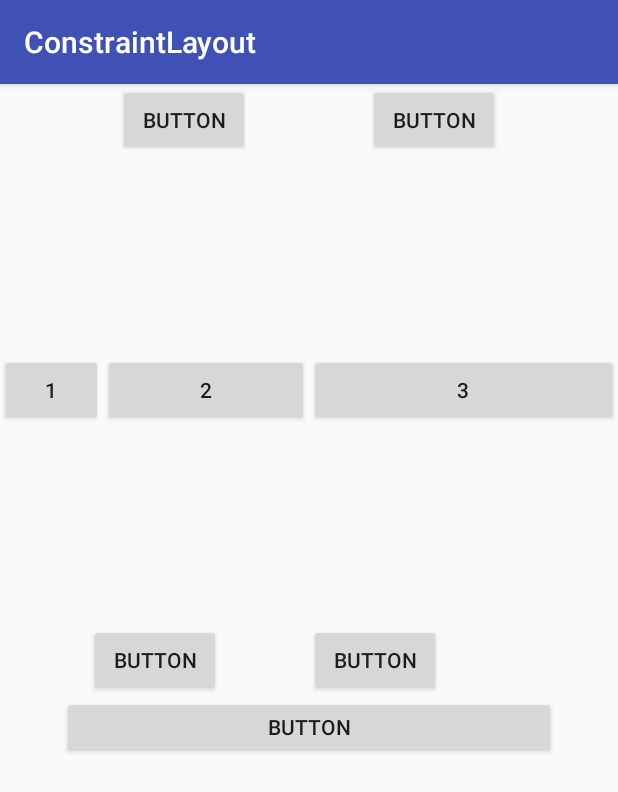
After one commit to wx9265661/SmallDemos2, an Android app: the ConstraintLayoutDemoActivity screen opened directly, with no data from a screen before it, on a phone screen of 412 x 824 dp. The commit adds this screen. Shown: the top 792 px of the screen. Run offline under Robolectric (Android 15) with nearby library versions, the phone set to English and light mode, and no system bars.

Commit message:
ConstraintLayout Demo

```diff
--- a/app/build.gradle
+++ b/app/build.gradle
@@ -25,4 +25,6 @@ dependencies {
     testImplementation 'junit:junit:4.12'
     androidTestImplementation 'com.android.support.test:runner:1.0.2'
     androidTestImplementation 'com.android.support.test.espresso:espresso-core:3.0.2'
+    implementation 'com.android.support:gridlayout-v7:27.1.1'
+    implementation 'com.android.support:recyclerview-v7:27.1.1'
 }
--- a/app/src/main/AndroidManifest.xml
+++ b/app/src/main/AndroidManifest.xml
@@ -17,9 +17,14 @@
             </intent-filter>
         </activity>
         <activity
-            android:name=".FxActivity"
+            android:name=".demos.FxActivity"
             android:exported="false"
             android:label="函数图像" />
+
+        <activity
+            android:name=".demos.ConstraintLayoutDemoActivity"
+            android:exported="false"
+            android:label="ConstraintLayout" />
     </application>
 
 </manifest>
--- a/app/src/main/java/com/zhanghaochen/smalldemos/MainActivity.java
+++ b/app/src/main/java/com/zhanghaochen/smalldemos/MainActivity.java
@@ -5,7 +5,10 @@ import android.support.v7.app.AppCompatActivity;
 import android.os.Bundle;
 import android.view.View;
 
-public class MainActivity extends AppCompatActivity {
+import com.zhanghaochen.smalldemos.demos.ConstraintLayoutDemoActivity;
+import com.zhanghaochen.smalldemos.demos.FxActivity;
+
+public class MainActivity extends AppCompatActivity implements View.OnClickListener {
 
     @Override
     protected void onCreate(Bundle savedInstanceState) {
@@ -17,11 +20,21 @@ public class MainActivity extends AppCompatActivity {
 
     private void initViews() {
         // test01 函数图像
-        findViewById(R.id.demo01).setOnClickListener(new View.OnClickListener() {
-            @Override
-            public void onClick(View v) {
+        findViewById(R.id.demo01).setOnClickListener(this);
+        findViewById(R.id.demo02).setOnClickListener(this);
+    }
+
+    @Override
+    public void onClick(View v) {
+        switch (v.getId()) {
+            case R.id.demo01:
                 startActivity(new Intent(MainActivity.this, FxActivity.class));
-            }
-        });
+                break;
+            case R.id.demo02:
+                startActivity(new Intent(MainActivity.this, ConstraintLayoutDemoActivity.class));
+                break;
+            default:
+                break;
+        }
     }
 }
--- /dev/null
+++ b/app/src/main/java/com/zhanghaochen/smalldemos/demos/ConstraintLayoutDemoActivity.java
@@ -0,0 +1,16 @@
+package com.zhanghaochen.smalldemos.demos;
+
+import android.os.Bundle;
+import android.support.annotation.Nullable;
+import android.support.v7.app.AppCompatActivity;
+
+import com.zhanghaochen.smalldemos.R;
+
+public class ConstraintLayoutDemoActivity extends AppCompatActivity {
+
+    @Override
+    protected void onCreate(@Nullable Bundle savedInstanceState) {
+        super.onCreate(savedInstanceState);
+        setContentView(R.layout.activity_constraint);
+    }
+}
--- a/app/src/main/java/com/zhanghaochen/smalldemos/FxActivity.java
+++ b/app/src/main/java/com/zhanghaochen/smalldemos/demos/FxActivity.java
@@ -1,4 +1,4 @@
-package com.zhanghaochen.smalldemos;
+package com.zhanghaochen.smalldemos.demos;
 
 import android.os.Bundle;
 import android.support.annotation.Nullable;
@@ -8,6 +8,7 @@ import android.widget.Button;
 import android.widget.EditText;
 import android.widget.Toast;
 
+import com.zhanghaochen.smalldemos.R;
 import com.zhanghaochen.smalldemos.utils.SysUtils;
 import com.zhanghaochen.smalldemos.widget.FxView;
 
--- /dev/null
+++ b/app/src/main/res/layout/activity_constraint.xml
@@ -0,0 +1,119 @@
+<?xml version="1.0" encoding="utf-8"?>
+<android.support.constraint.ConstraintLayout xmlns:android="http://schemas.android.com/apk/res/android"
+    xmlns:app="http://schemas.android.com/apk/res-auto"
+    xmlns:tools="http://schemas.android.com/tools"
+    android:layout_width="match_parent"
+    android:layout_height="match_parent"
+    tools:layout_editor_absoluteY="81dp">
+
+    <Button
+        android:id="@+id/test_btn"
+        android:layout_width="wrap_content"
+        android:layout_height="wrap_content"
+        android:text="Button"
+        app:layout_constraintEnd_toEndOf="parent"
+        app:layout_constraintHorizontal_bias="0.0"
+        app:layout_constraintStart_toStartOf="@+id/guideline2"
+        app:layout_constraintTop_toTopOf="@+id/button2" />
+
+    <Button
+        android:id="@+id/button2"
+        android:layout_width="wrap_content"
+        android:layout_height="wrap_content"
+        android:layout_marginBottom="8dp"
+        android:layout_marginTop="8dp"
+        android:text="Button"
+        app:layout_constraintBottom_toBottomOf="parent"
+        app:layout_constraintEnd_toStartOf="@+id/guideline2"
+        app:layout_constraintStart_toStartOf="parent"
+        app:layout_constraintTop_toTopOf="parent" />
+
+    <android.support.constraint.Guideline
+        android:id="@+id/guideline2"
+        android:layout_width="wrap_content"
+        android:layout_height="wrap_content"
+        android:orientation="vertical"
+        app:layout_constraintGuide_percent="0.5" />
+
+    <Button
+        android:id="@+id/button3"
+        android:layout_width="wrap_content"
+        android:layout_height="wrap_content"
+        android:text="Button"
+        app:layout_constraintEnd_toStartOf="@id/button4"
+        app:layout_constraintHorizontal_chainStyle="spread"
+        app:layout_constraintStart_toStartOf="parent"
+        app:layout_constraintTop_toTopOf="parent" />
+
+
+    <Button
+        android:id="@+id/button4"
+        android:layout_width="wrap_content"
+        android:layout_height="wrap_content"
+        android:text="Button"
+        app:layout_constraintEnd_toEndOf="parent"
+        app:layout_constraintStart_toEndOf="@id/button3"
+        app:layout_constraintTop_toTopOf="parent" />
+
+    <!-- 如果宽高都设置成0，设置Ratio时，W，X：Y表示宽度撑满，宽是Y；H,X:Y表示
+         宽度撑满，高是Y -->
+    <Button
+        android:id="@+id/button"
+        android:layout_width="0dp"
+        android:layout_height="0dp"
+        android:text="Button"
+        app:layout_constraintDimensionRatio="W,1:8"
+        app:layout_constraintEnd_toEndOf="parent"
+        app:layout_constraintStart_toStartOf="parent"
+        app:layout_constraintTop_toBottomOf="@+id/test_btn"
+        app:layout_constraintWidth_percent="0.8" />
+
+    <Button
+        android:id="@+id/btn1"
+        android:layout_width="0dp"
+        android:layout_height="wrap_content"
+        android:text="1"
+        app:layout_constraintBottom_toTopOf="@+id/button2"
+        app:layout_constraintEnd_toStartOf="@id/btn2"
+        app:layout_constraintHorizontal_chainStyle="spread"
+        app:layout_constraintHorizontal_weight="1"
+        app:layout_constraintStart_toStartOf="parent"
+        app:layout_constraintTop_toBottomOf="@+id/button3" />
+
+    <Button
+        android:id="@+id/btn2"
+        android:layout_width="0dp"
+        android:layout_height="wrap_content"
+        android:text="2"
+        app:layout_constraintBottom_toTopOf="@+id/button2"
+        app:layout_constraintEnd_toStartOf="@+id/btn3"
+        app:layout_constraintHorizontal_weight="2"
+        app:layout_constraintStart_toEndOf="@id/btn1"
+        app:layout_constraintTop_toBottomOf="@+id/button3" />
+
+    <Button
+        android:id="@+id/btn3"
+        android:layout_width="0dp"
+        android:layout_height="wrap_content"
+        android:text="3"
+        app:layout_constraintBottom_toTopOf="@+id/button2"
+        app:layout_constraintEnd_toEndOf="parent"
+        app:layout_constraintHorizontal_weight="3"
+        app:layout_constraintStart_toEndOf="@id/btn2"
+        app:layout_constraintTop_toBottomOf="@+id/button3" />
+
+    <android.support.constraint.Guideline
+        android:id="@+id/guideline1"
+        android:layout_width="wrap_content"
+        android:layout_height="wrap_content"
+        android:orientation="horizontal"
+        app:layout_constraintGuide_end="200dp" />
+
+    <android.support.constraint.Guideline
+        android:id="@+id/guideline3"
+        android:layout_width="wrap_content"
+        android:layout_height="wrap_content"
+        android:orientation="vertical"
+        app:layout_constraintGuide_percent="0.3" />
+
+</android.support.constraint.ConstraintLayout>
--- a/app/src/main/res/layout/activity_main.xml
+++ b/app/src/main/res/layout/activity_main.xml
@@ -13,4 +13,11 @@
         android:layout_gravity="center_horizontal"
         android:text="函数图像" />
 
+    <Button
+        android:id="@+id/demo02"
+        android:layout_width="wrap_content"
+        android:layout_height="wrap_content"
+        android:layout_gravity="center_horizontal"
+        android:text="ConstraintLayout" />
+
 </LinearLayout>
```
